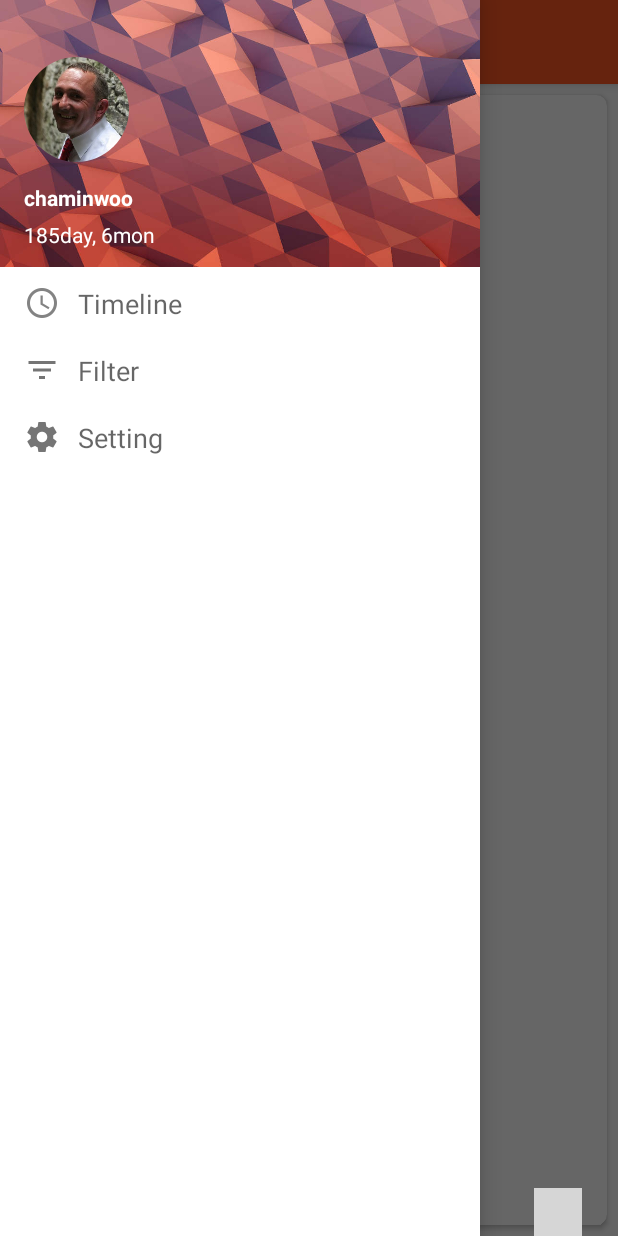
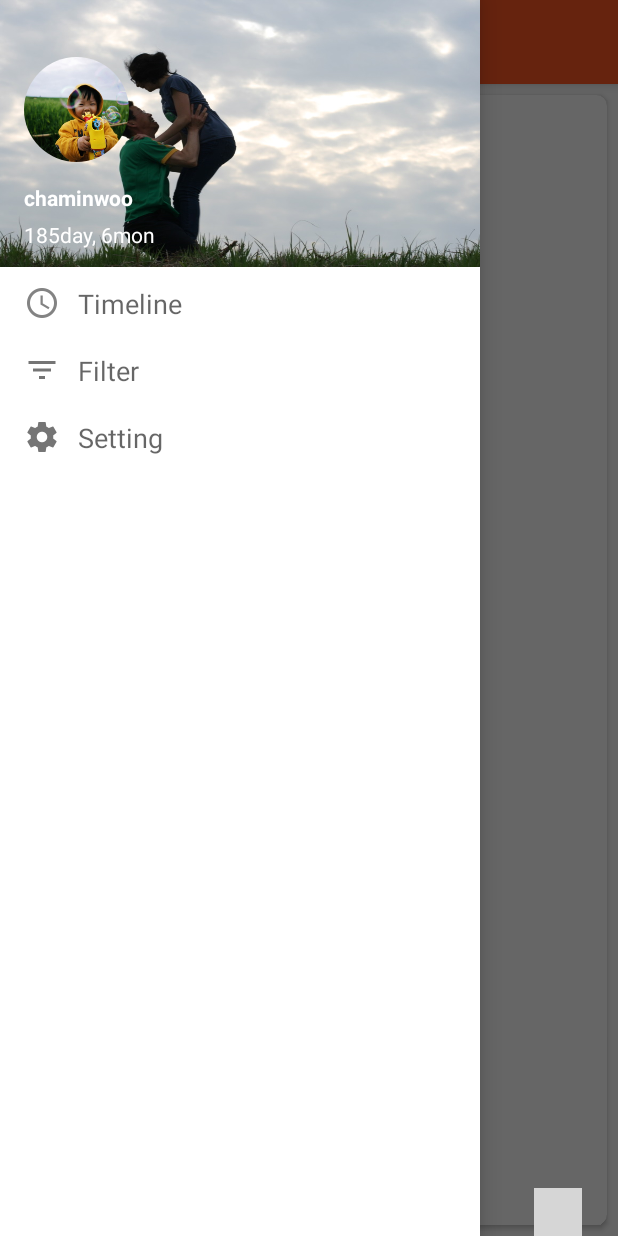
Before and after one commit to teddy-cha/Infantree_Android, an Android app: the screen it shows after launch (HomeActivity), with the side drawer open, on a phone screen of 412 x 824 dp. Run offline under Robolectric (Android 15) with nearby library versions, the light colour scheme and no system bars; our stand-ins replace CircleImageView; libraries missing offline, so code that uses them is left out: org.lucasr.twowayview; plain views replace ButtonFloat; 2 statements that could not run were skipped; grey boxes are pictures that could not be loaded.

Commit message:
Navigation background Image setting

```diff
--- a/app/src/main/java/com/example/viz/infantree/Home/HomeActivity.java
+++ b/app/src/main/java/com/example/viz/infantree/Home/HomeActivity.java
@@ -35,7 +35,7 @@ public class HomeActivity extends ActionBarActivity {
         setContentView(R.layout.home_main);
 
 //      <<------------TESTDATAMODEL------------->>
-        UserModel test_model = new UserModel("chaminwoo", "185day, 6mon", R.drawable.aka);
+        UserModel test_model = new UserModel("chaminwoo", "185day, 6mon", R.drawable.aa, R.drawable.bb);
 
 //      <<---------------TIMELINE--------------->>
         recyclerView = (RecyclerView)findViewById(R.id.home_recycler_view);
--- a/app/src/main/java/com/example/viz/infantree/Home/navigation/HomeNavigationAdapter.java
+++ b/app/src/main/java/com/example/viz/infantree/Home/navigation/HomeNavigationAdapter.java
@@ -1,10 +1,13 @@
 package com.example.viz.infantree.home.navigation;
 
+import android.content.res.Resources;
+import android.graphics.drawable.Drawable;
 import android.support.v7.widget.RecyclerView;
 import android.view.LayoutInflater;
 import android.view.View;
 import android.view.ViewGroup;
 import android.widget.ImageView;
+import android.widget.RelativeLayout;
 import android.widget.TextView;
 
 import com.example.viz.infantree.R;
@@ -24,6 +27,7 @@ public class HomeNavigationAdapter extends RecyclerView.Adapter<HomeNavigationAd
     private String name;
     private String age;
     private int profile;
+    private int background;
 
     public HomeNavigationAdapter(UserModel userModel) {
         this.mNavTitles = new String[]{"Timeline", "Filter", "Setting"};
@@ -34,6 +38,7 @@ public class HomeNavigationAdapter extends RecyclerView.Adapter<HomeNavigationAd
         this.name = userModel.getName();
         this.age = userModel.getAge();
         this.profile = userModel.getProfile();
+        this.background = userModel.getBackgroundImg();
     }
 
     // 내부 클래스 - 뷰의 아이디와 뷰에 필요한 정보를 가지고 있는 홀더
@@ -47,6 +52,8 @@ public class HomeNavigationAdapter extends RecyclerView.Adapter<HomeNavigationAd
         TextView tvAge;
         ImageView ivProfile;
 
+        RelativeLayout navigationLayout;
+
         // 생성자
         public ViewHolder(View itemView, int ViewType) {
             super(itemView);
@@ -59,6 +66,7 @@ public class HomeNavigationAdapter extends RecyclerView.Adapter<HomeNavigationAd
                 tvName = (TextView) itemView.findViewById(R.id.name);
                 tvAge = (TextView) itemView.findViewById(R.id.age);
                 ivProfile = (ImageView) itemView.findViewById(R.id.circleView);
+                navigationLayout = (RelativeLayout) itemView.findViewById(R.id.navi_header);
                 HolderId = 0;
             }
         }
@@ -105,8 +113,8 @@ public class HomeNavigationAdapter extends RecyclerView.Adapter<HomeNavigationAd
         else if (holder.HolderId == 0) {
             holder.ivProfile.setImageResource(profile);
             holder.tvName.setText(name);
-            String test = (String) holder.tvName.getText();
             holder.tvAge.setText(age);
+            holder.navigationLayout.setBackgroundResource(background);
         }
     }
 
--- a/app/src/main/java/com/example/viz/infantree/model/UserModel.java
+++ b/app/src/main/java/com/example/viz/infantree/model/UserModel.java
@@ -7,11 +7,13 @@ public class UserModel {
     private String name;
     private String age;
     private int profile;
+    private int backgroundImg;
 
-    public UserModel (String name, String age, int profile) {
+    public UserModel (String name, String age, int profile, int backgroundImg) {
         this.name = name;
         this.age = age;
         this.profile = profile;
+        this.backgroundImg = backgroundImg;
     }
 
     public String getName() {
@@ -25,4 +27,8 @@ public class UserModel {
     public int getProfile() {
         return profile;
     }
+
+    public int getBackgroundImg() {
+        return backgroundImg;
+    }
 }
--- a/app/src/main/res/layout/home_header.xml
+++ b/app/src/main/res/layout/home_header.xml
@@ -1,5 +1,6 @@
 <?xml version="1.0" encoding="utf-8"?>
 <RelativeLayout xmlns:android="http://schemas.android.com/apk/res/android"
+    android:id="@+id/navi_header"
     android:layout_width="match_parent"
     android:layout_height="178dp"
     android:background="@drawable/background_poly"
```
Also changed, not shown: app/src/main/java/com/example/viz/infantree/model/NavigationModel.java (deleted, +0 -44 lines).
